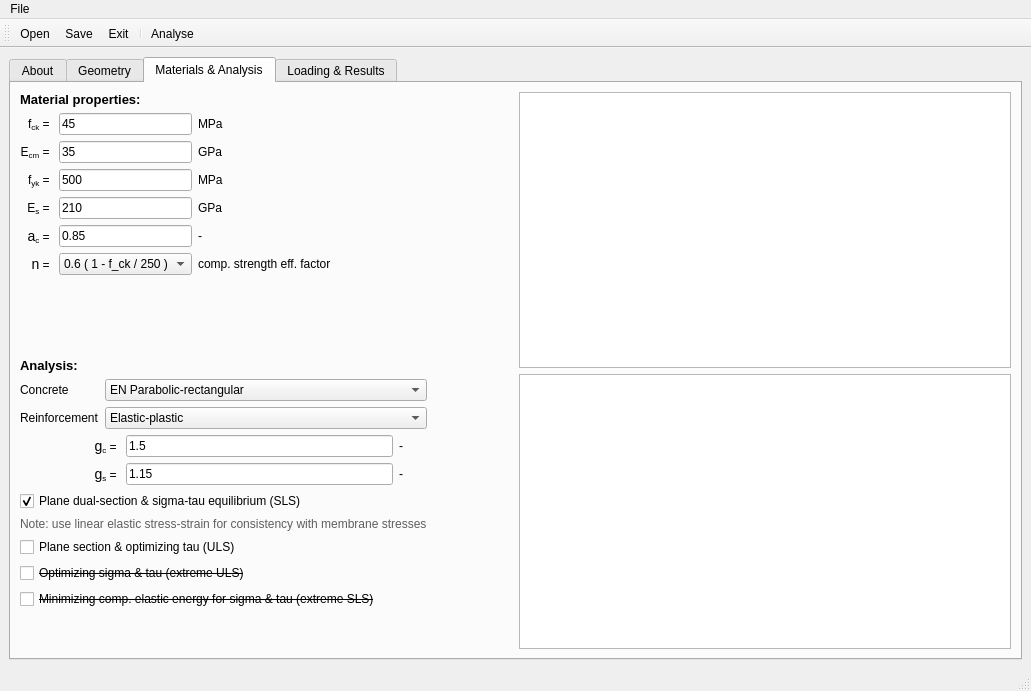
This is hollow_window.ui in Kleissl/HollowRC as Qt 5 draws it before an edit. The edited form follows.
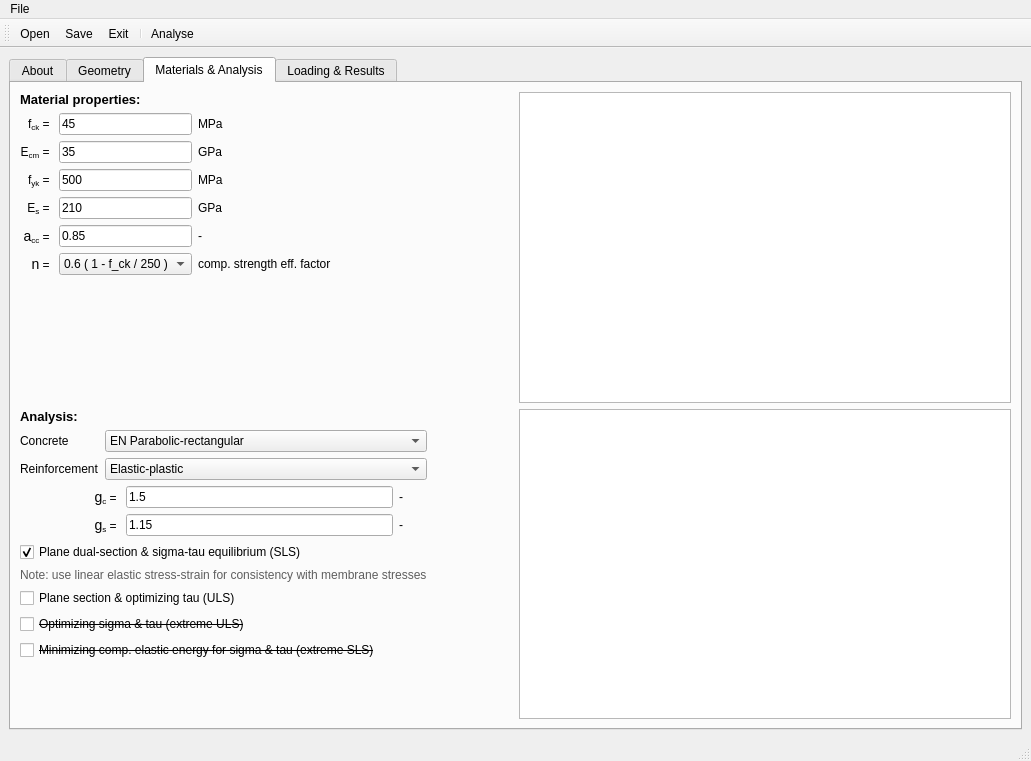
This is the edited form. The open tabs and pages were chosen to show the change. Icons and pictures are not drawn. Custom widgets are drawn as their Qt base class.

Commit message: alpha_c label renamed to alpha_cc

Diff of the .ui file:
```diff
--- a/hollow_window.ui
+++ b/hollow_window.ui
@@ -7,7 +7,7 @@
     <x>0</x>
     <y>0</y>
     <width>1031</width>
-    <height>691</height>
+    <height>761</height>
    </rect>
   </property>
   <property name="windowTitle">
@@ -830,7 +830,7 @@
                      </font>
                     </property>
                     <property name="text">
-                     <string>&lt;html&gt;&lt;head/&gt;&lt;body&gt;&lt;p&gt;&lt;span style=&quot; font-family:'Symbol'; font-size:large;&quot;&gt;a&lt;/span&gt;&lt;span style=&quot; vertical-align:sub;&quot;&gt;c&lt;/span&gt; = &lt;/p&gt;&lt;/body&gt;&lt;/html&gt;</string>
+                     <string>&lt;html&gt;&lt;head/&gt;&lt;body&gt;&lt;p&gt;&lt;span style=&quot; font-family:'Symbol'; font-size:large;&quot;&gt;a&lt;/span&gt;&lt;span style=&quot; vertical-align:sub;&quot;&gt;cc&lt;/span&gt; = &lt;/p&gt;&lt;/body&gt;&lt;/html&gt;</string>
                     </property>
                     <property name="alignment">
                      <set>Qt::AlignRight|Qt::AlignTrailing|Qt::AlignVCenter</set>
```
Left out of the diff: 2 changed lines with no effect on the pictures. The commit also changes 1 other file.
